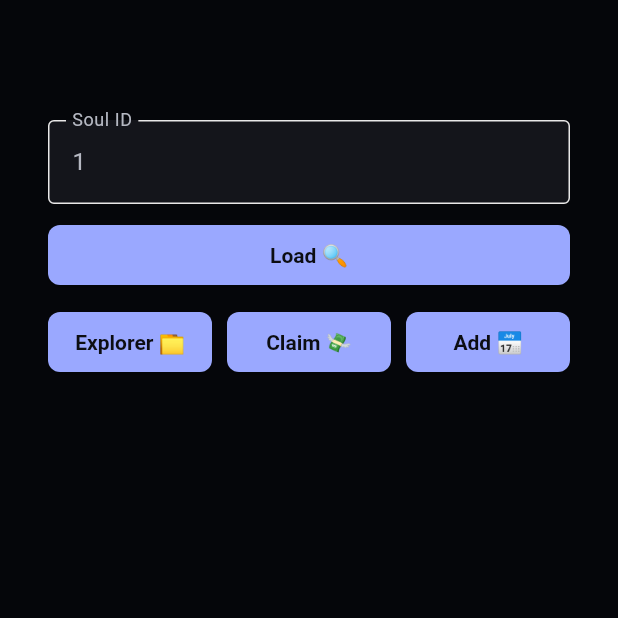
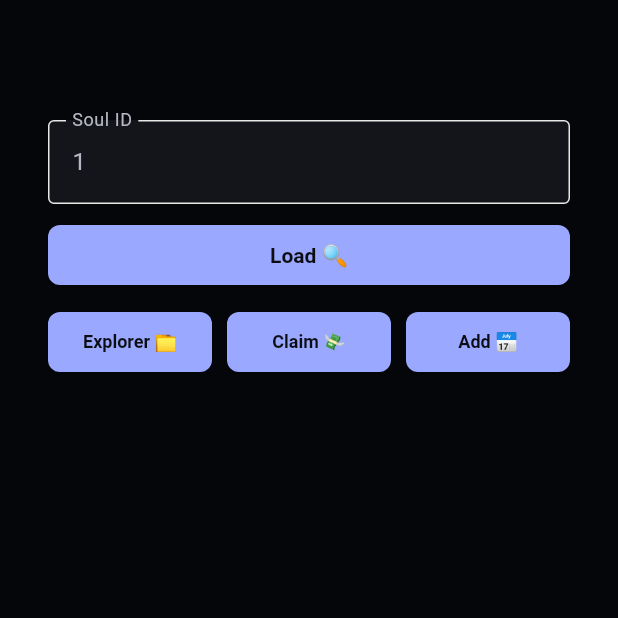
Before and after one commit to vovo-8112/wbtsoulstats, a Flutter app: the screen it shows after launch, on a phone screen of 412 x 824 dp, the top half of it. Run offline on Flutter 3.47's test engine with Material 3 defaults, Android fonts, the phone set to English and light mode, and no system bars; our stand-ins replace shared_preferences, shimmer; missing offline and left inert: dart:html; network calls fail.

Commit message:
fix soul stats popup and explorer button

```diff
--- a/lib/widgets/soul_controls.dart
+++ b/lib/widgets/soul_controls.dart
@@ -64,16 +64,19 @@ class SoulControls extends StatelessWidget {
                   style: ElevatedButton.styleFrom(
                     foregroundColor: AppColors.textButton,
                     textStyle: const TextStyle(
-                      fontSize: 14,
+                      fontSize: 12,
                       fontWeight: FontWeight.w600,
                     ),
                     padding: const EdgeInsets.symmetric(
                       vertical: 12,
-                      horizontal: 16,
+                      horizontal: 8,
                     ),
                   ),
                   onPressed: onExplorerPressed,
-                  child: const Text('Explorer 📁'),
+                  child: FittedBox(
+                    fit: BoxFit.scaleDown,
+                    child: const Text('Explorer 📁'),
+                  ),
                 ),
               ),
               const SizedBox(width: 10),
@@ -82,16 +85,19 @@ class SoulControls extends StatelessWidget {
                   style: ElevatedButton.styleFrom(
                     foregroundColor: AppColors.textButton,
                     textStyle: const TextStyle(
-                      fontSize: 14,
+                      fontSize: 12,
                       fontWeight: FontWeight.w600,
                     ),
                     padding: const EdgeInsets.symmetric(
                       vertical: 12,
-                      horizontal: 16,
+                      horizontal: 8,
                     ),
                   ),
                   onPressed: onClaimPressed,
-                  child: const Text('Claim 💸'),
+                  child: FittedBox(
+                    fit: BoxFit.scaleDown,
+                    child: const Text('Claim 💸'),
+                  ),
                 ),
               ),
               const SizedBox(width: 10),
@@ -100,18 +106,18 @@ class SoulControls extends StatelessWidget {
                   style: ElevatedButton.styleFrom(
                     foregroundColor: AppColors.textButton,
                     textStyle: const TextStyle(
-                      fontSize: 14,
+                      fontSize: 12,
                       fontWeight: FontWeight.w600,
                     ),
                     padding: const EdgeInsets.symmetric(
                       vertical: 12,
-                      horizontal: 16,
+                      horizontal: 8,
                     ),
                   ),
                   onPressed: onAddCalendarPressed,
-                  child: Row(
-                    mainAxisAlignment: MainAxisAlignment.center,
-                    children: const [Text('Add 📅')],
+                  child: FittedBox(
+                    fit: BoxFit.scaleDown,
+                    child: const Text('Add 📅'),
                   ),
                 ),
               ),
```
Also changed, not shown: lib/ui/stats_popup.dart (+160 -13 lines).
